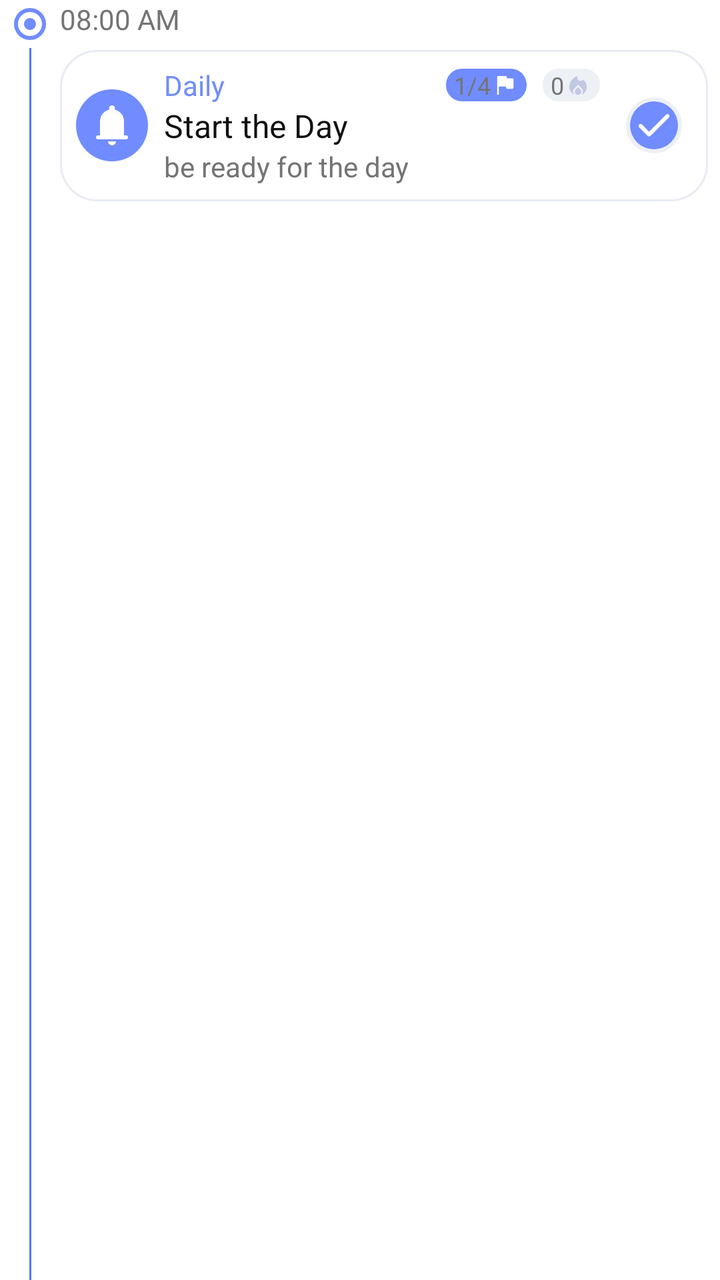
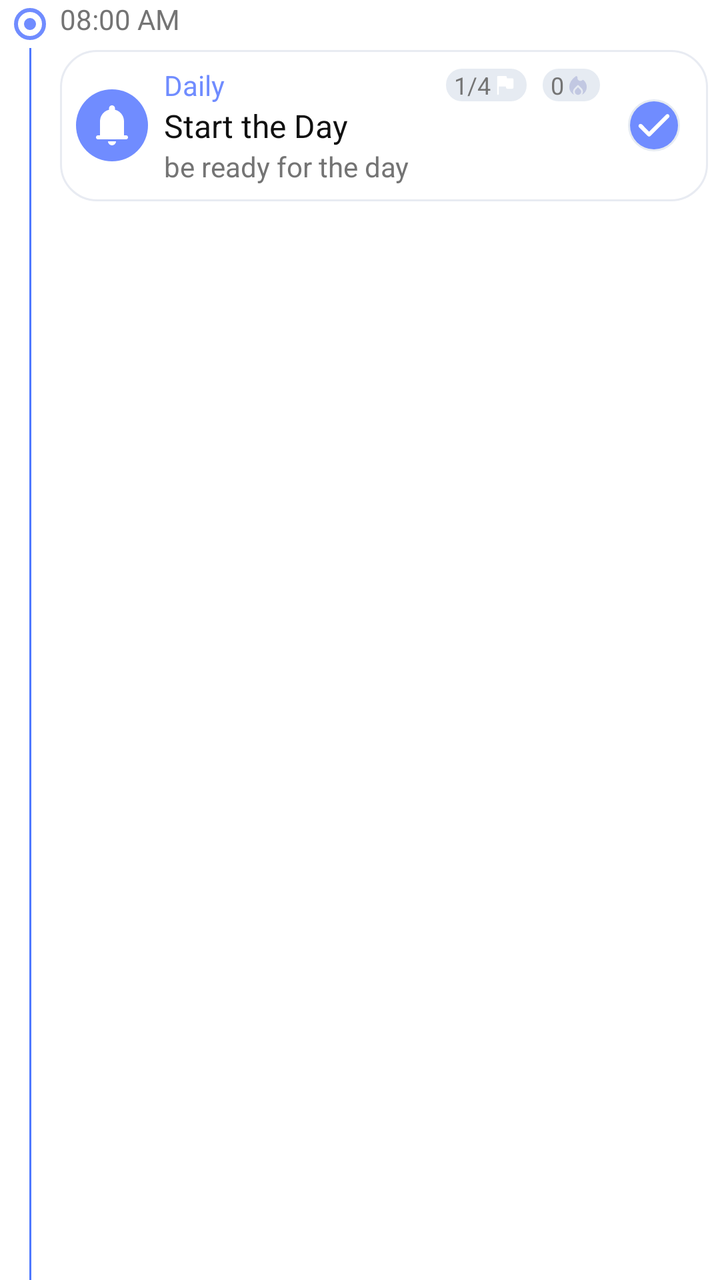

Two renders of the same Android screen: before a commit and after it. Below are the layout's source before the change and the commit's diff.
<!-- AndroidManifest.xml: application theme Theme.GrowDaily -->
<!-- res/layout/rv_task_item.xml -->
<?xml version="1.0" encoding="utf-8"?>
<LinearLayout xmlns:android="http://schemas.android.com/apk/res/android"
    xmlns:app="http://schemas.android.com/apk/res-auto"
    android:layout_width="match_parent"
    android:layout_height="wrap_content"
    android:orientation="horizontal">

    <androidx.constraintlayout.widget.ConstraintLayout
        android:id="@+id/shContainer"
        android:layout_width="wrap_content"
        android:layout_height="match_parent"
        android:layout_marginStart="6dp"

        android:orientation="vertical">

        <ImageView
            android:id="@+id/shView"
            android:layout_width="wrap_content"
            android:layout_height="wrap_content"
            android:contentDescription="Custom circle"
            android:gravity="center"
            android:paddingVertical="4dp"
            android:src="@drawable/sh_view3"
            app:layout_constraintEnd_toEndOf="parent"
            app:layout_constraintStart_toStartOf="parent"
            app:layout_constraintTop_toTopOf="parent"
            />

        <Space
            android:layout_width="18dp"
            android:layout_height="wrap_content"
            app:layout_constraintEnd_toEndOf="parent"
            app:layout_constraintStart_toStartOf="parent"
            app:layout_constraintTop_toTopOf="parent" />

        <View
            android:id="@+id/shDivider"
            android:layout_width="1dp"
            android:layout_height="0dp"
            android:background="@color/task_timeline_line"
            app:layout_constraintBottom_toBottomOf="parent"
            app:layout_constraintEnd_toEndOf="parent"
            app:layout_constraintStart_toStartOf="parent"
            app:layout_constraintTop_toBottomOf="@id/shView" />
    </androidx.constraintlayout.widget.ConstraintLayout>

    <LinearLayout
        android:layout_width="match_parent"
        android:layout_height="match_parent"
        android:orientation="vertical">

        <TextView
            android:id="@+id/timeTxt"
            android:layout_width="match_parent"
            android:layout_height="wrap_content"
            android:paddingStart="6dp"
            android:paddingEnd="0dp"
            android:text="08:00 AM"
            android:textColor="@color/task_text_secondary" />

        <LinearLayout
            android:id="@+id/body"
            android:layout_width="match_parent"
            android:layout_height="wrap_content"
            android:layout_margin="6dp"
            android:background="@drawable/task_fragment_card"
            android:baselineAligned="false"
            android:gravity="center"
            android:orientation="horizontal"
            android:paddingHorizontal="8dp">

            <FrameLayout
                android:layout_width="36dp"
                android:layout_height="36dp"
                android:layout_marginVertical="16dp">

                <ImageView
                    android:id="@+id/imageProfile"
                    android:layout_width="match_parent"
                    android:layout_height="match_parent"
                    android:background="@drawable/circular"
                    android:contentDescription="@string/none"
                    android:padding="6dp"
                    android:scaleType="centerCrop"
                    android:src="@drawable/ic_bell"
                    app:tint="@color/white" />
            </FrameLayout>

            <LinearLayout
                android:layout_width="0dp"
                android:layout_height="wrap_content"
                android:layout_weight="1"
                android:orientation="vertical"
                android:padding="8dp">

                <LinearLayout
                    android:layout_width="match_parent"
                    android:layout_height="wrap_content"
                    android:orientation="horizontal"
                    android:gravity="center_vertical"
                    >
                    <TextView
                        android:id="@+id/taskType"
                        android:layout_width="0dp"
                        android:layout_height="wrap_content"
                        android:layout_weight="1"
                        android:text="Daily"
                        android:textSize="14sp"
                        android:textColor="@color/brand_blue" />

                    <LinearLayout
                        android:id="@+id/weightContainer"
                        android:layout_width="wrap_content"
                        android:layout_height="wrap_content"
                        android:layout_marginStart="8dp"
                        android:background="@drawable/circular_corners_less"
                        android:backgroundTint="@color/brand_blue"

                        android:gravity="center"

                        android:orientation="horizontal"
                        android:paddingHorizontal="4dp">

                        <TextView
                            android:id="@+id/taskWeight"
                            android:layout_width="wrap_content"
                            android:layout_height="wrap_content"
                            android:text="1/4"
                            android:textColor="@color/default_text_color"
                            android:textSize="12sp" />

                        <ImageView
                            android:id="@+id/flag"
                            android:layout_width="14dp"
                            android:layout_height="14dp"
                            android:src="@drawable/ic_flag_fill"
                            app:tint="@color/white" />
                    </LinearLayout>


                    <LinearLayout
                        android:id="@+id/streakContainer"
                        android:layout_width="wrap_content"
                        android:layout_height="wrap_content"
                        android:layout_marginStart="8dp"
                        android:background="@drawable/circular_corners_less"
                        android:backgroundTint="@color/task_done_track"
                        android:gravity="center"
                        android:orientation="horizontal"
                        android:paddingHorizontal="4dp">

                        <TextView
                            android:id="@+id/taskStreak"
                            android:layout_width="wrap_content"
                            android:layout_height="wrap_content"
                            android:text="0"
                            android:textColor="@color/task_text_secondary"
                            android:textSize="12sp" />

                        <ImageView
                            android:id="@+id/fire"
                            android:layout_width="14dp"
                            android:layout_height="14dp"
                            android:src="@drawable/ic_fire_fill"
                            app:tint="@color/iconTint" />
                    </LinearLayout>





                </LinearLayout>

                <TextView
                    android:id="@+id/taskTitle"
                    android:layout_width="match_parent"
                    android:layout_height="wrap_content"
                    android:layout_weight="1"
                    android:ellipsize="end"
                    android:maxLines="2"
                    android:minLines="1"
                    android:text="Start the Day"
                    android:textColor="@color/task_text_primary"
                    android:textSize="16sp" />

                <TextView
                    android:id="@+id/taskNote"
                    android:layout_width="match_parent"
                    android:layout_height="wrap_content"
                    android:ellipsize="end"
                    android:maxLines="5"
                    android:textColor="@color/task_text_secondary"
                    android:text="be ready for the day" />

                <TextView
                    android:id="@+id/taskPendingText"
                    android:layout_width="match_parent"
                    android:layout_height="wrap_content"
                    android:layout_marginTop="4dp"
                    android:text="Pending from Mar 28"
                    android:textColor="@color/brand_blue"
                    android:textSize="13sp"
                    android:textStyle="bold"
                    android:visibility="gone" />
            </LinearLayout>

            <FrameLayout
                android:id="@+id/doneContainer"
                android:layout_width="38dp"
                android:layout_height="38dp"
                >
                


                
                <com.google.android.material.progressindicator.CircularProgressIndicator
                    android:id="@+id/doneView"
                    android:layout_width="match_parent"
                    android:layout_height="match_parent"
                    android:indeterminate="false"
                    app:indicatorSize="28dp"
                    app:trackThickness="2dp"
                    app:indicatorColor="@color/brand_blue"
                    app:trackColor="@color/task_done_track"
                    android:layout_gravity="center"
                    />



                
                <ImageView
                    android:id="@+id/done"
                    android:layout_width="wrap_content"
                    android:layout_height="wrap_content"
                    android:src="@drawable/ic_check"
                    android:layout_gravity="center"
                    app:tint="@color/white"
                    android:background="@drawable/circular"
                    />

            </FrameLayout>

        </LinearLayout>
    </LinearLayout>
</LinearLayout>
<!-- resources referenced by this layout -->
<resources>
  <color name="brand_blue">#708CFF</color>
  <color name="default_text_color">#747474</color>
  <color name="iconTint">#C2C8E2</color>
  <color name="task_done_track">#EDF0F5</color>
  <color name="task_text_primary">#111111</color>
  <color name="task_text_secondary">#747474</color>
  <color name="task_timeline_line">#4F79FF</color>
  <color name="white">#FFFFFF</color>
  <!-- drawable circular (drawable) -->
  <?xml version="1.0" encoding="utf-8"?>
  <shape xmlns:android="http://schemas.android.com/apk/res/android"
      android:shape="oval">
      <solid android:color="@color/brand_blue"/>
  </shape>
  <!-- drawable circular_corners_less (drawable) -->
  <?xml version="1.0" encoding="utf-8"?>
  <shape xmlns:android="http://schemas.android.com/apk/res/android" android:shape="rectangle">
      <solid android:color="@color/white"/>
      <corners android:radius="8dp"/>
  
  </shape>
  <!-- drawable ic_check (drawable) -->
  <vector xmlns:android="http://schemas.android.com/apk/res/android" android:width="24dp" android:height="24dp" android:viewportWidth="960" android:viewportHeight="960" android:tint="@color/category_green">
      <path android:fillColor="@android:color/white" android:pathData="M382,606L721,267Q733,255 749,255Q765,255 777,267Q789,279 789,295.5Q789,312 777,324L410,692Q398,704 382,704Q366,704 354,692L182,520Q170,508 170.5,491.5Q171,475 183,463Q195,451 211.5,451Q228,451 240,463L382,606Z"/>
  </vector>
  <!-- drawable sh_view3 (drawable) -->
  <layer-list xmlns:android="http://schemas.android.com/apk/res/android">
      
      <item>
          <shape android:shape="oval">
              <size android:width="16dp" android:height="16dp"/>
              <solid android:color="@android:color/transparent"/>
              <stroke android:width="2dp" android:color="@color/brand_blue"/>
          </shape>
      </item>
      
      <item android:gravity="center">
          <shape android:shape="oval">
              <size android:width="6dp" android:height="6dp"/>
              <solid android:color="@color/brand_blue"/>
          </shape>
      </item>
  </layer-list>
  <!-- drawable task_fragment_card (drawable) -->
  <?xml version="1.0" encoding="utf-8"?>
  <shape xmlns:android="http://schemas.android.com/apk/res/android" android:shape="rectangle">
      <solid android:color="@color/task_card_surface"/>
      <corners android:radius="18dp"/>
      <stroke
          android:width="1dp"
          android:color="@color/task_card_stroke" />
  </shape>
  <string name="none">none</string>
  <style name="Theme.GrowDaily" parent="Theme.MaterialComponents.DayNight.DarkActionBar">
          
          <item name="colorPrimary">@color/app_bar_surface</item>
          <item name="colorPrimaryVariant">@color/app_bar_surface</item>
          <item name="colorOnPrimary">@color/app_bar_content</item>
  
          
          <item name="colorSecondary">@color/brand_blue</item>
          <item name="colorSecondaryVariant">@color/brand_blue</item>
          <item name="colorOnSecondary">@color/white</item>
  
          
          <item name="android:statusBarColor">@color/app_bar_surface</item>
          <item name="android:windowLightStatusBar">true</item>
          <item name="android:forceDarkAllowed">false</item>
      </style>
  <color name="category_green">#4ADE80</color>
  <color name="task_card_surface">#FFFFFF</color>
  <color name="task_card_stroke">#E8EBF2</color>
  <color name="app_bar_surface">#F3F5F9</color>
  <color name="app_bar_content">#111111</color>
  <!-- unchanged entries left out for length: 3 -->
</resources>

<!-- the commit's change to res/layout/rv_task_item.xml (unified diff, before → after) -->
@@ -23,8 +23,7 @@
             android:src="@drawable/sh_view3"
             app:layout_constraintEnd_toEndOf="parent"
             app:layout_constraintStart_toStartOf="parent"
-            app:layout_constraintTop_toTopOf="parent"
-            />
+            app:layout_constraintTop_toTopOf="parent" />
 
         <Space
             android:layout_width="18dp"
@@ -78,7 +77,7 @@
                     android:id="@+id/imageProfile"
                     android:layout_width="match_parent"
                     android:layout_height="match_parent"
-                    android:background="@drawable/circular"
+                    android:background="@drawable/circle_background"
                     android:contentDescription="@string/none"
                     android:padding="6dp"
                     android:scaleType="centerCrop"
@@ -96,17 +95,17 @@
                 <LinearLayout
                     android:layout_width="match_parent"
                     android:layout_height="wrap_content"
-                    android:orientation="horizontal"
                     android:gravity="center_vertical"
-                    >
+                    android:orientation="horizontal">
+
                     <TextView
                         android:id="@+id/taskType"
                         android:layout_width="0dp"
                         android:layout_height="wrap_content"
                         android:layout_weight="1"
                         android:text="Daily"
-                        android:textSize="14sp"
-                        android:textColor="@color/brand_blue" />
+                        android:textColor="@color/brand_blue"
+                        android:textSize="14sp" />
 
                     <LinearLayout
                         android:id="@+id/weightContainer"
@@ -114,7 +113,7 @@
                         android:layout_height="wrap_content"
                         android:layout_marginStart="8dp"
                         android:background="@drawable/circular_corners_less"
-                        android:backgroundTint="@color/brand_blue"
+                        android:backgroundTint="@color/task_done_track"
 
                         android:gravity="center"
 
@@ -166,9 +165,6 @@
                     </LinearLayout>
 
 
-
-
-
                 </LinearLayout>
 
                 <TextView
@@ -189,8 +185,8 @@
                     android:layout_height="wrap_content"
                     android:ellipsize="end"
                     android:maxLines="5"
-                    android:textColor="@color/task_text_secondary"
-                    android:text="be ready for the day" />
+                    android:text="be ready for the day"
+                    android:textColor="@color/task_text_secondary" />
 
                 <TextView
                     android:id="@+id/taskPendingText"
@@ -207,8 +203,7 @@
             <FrameLayout
                 android:id="@+id/doneContainer"
                 android:layout_width="38dp"
-                android:layout_height="38dp"
-                >
+                android:layout_height="38dp">
                 
 
 
@@ -217,14 +212,12 @@
                     android:id="@+id/doneView"
                     android:layout_width="match_parent"
                     android:layout_height="match_parent"
+                    android:layout_gravity="center"
                     android:indeterminate="false"
-                    app:indicatorSize="28dp"
-                    app:trackThickness="2dp"
                     app:indicatorColor="@color/brand_blue"
+                    app:indicatorSize="26dp"
                     app:trackColor="@color/task_done_track"
-                    android:layout_gravity="center"
-                    />
-
+                    app:trackThickness="2dp" />
 
 
                 
@@ -232,11 +225,10 @@
                     android:id="@+id/done"
                     android:layout_width="wrap_content"
                     android:layout_height="wrap_content"
+                    android:layout_gravity="center"
+                    android:background="@drawable/circle_background"
                     android:src="@drawable/ic_check"
-                    android:layout_gravity="center"
-                    app:tint="@color/white"
-                    android:background="@drawable/circular"
-                    />
+                    app:tint="@color/white" />
 
             </FrameLayout>
 
<!-- resource entries referenced after the edit -->
@@ -3,12 +3,12 @@
   <color name="brand_blue">#708CFF</color>
   <color name="default_text_color">#747474</color>
   <color name="iconTint">#C2C8E2</color>
-  <color name="task_done_track">#EDF0F5</color>
+  <color name="task_done_track">#E6EBF2</color>
   <color name="task_text_primary">#111111</color>
   <color name="task_text_secondary">#747474</color>
   <color name="task_timeline_line">#4F79FF</color>
   <color name="white">#FFFFFF</color>
-  <!-- drawable circular (drawable) -->
+  <!-- drawable circle_background (drawable) -->
   <?xml version="1.0" encoding="utf-8"?>
   <shape xmlns:android="http://schemas.android.com/apk/res/android"
       android:shape="oval">
